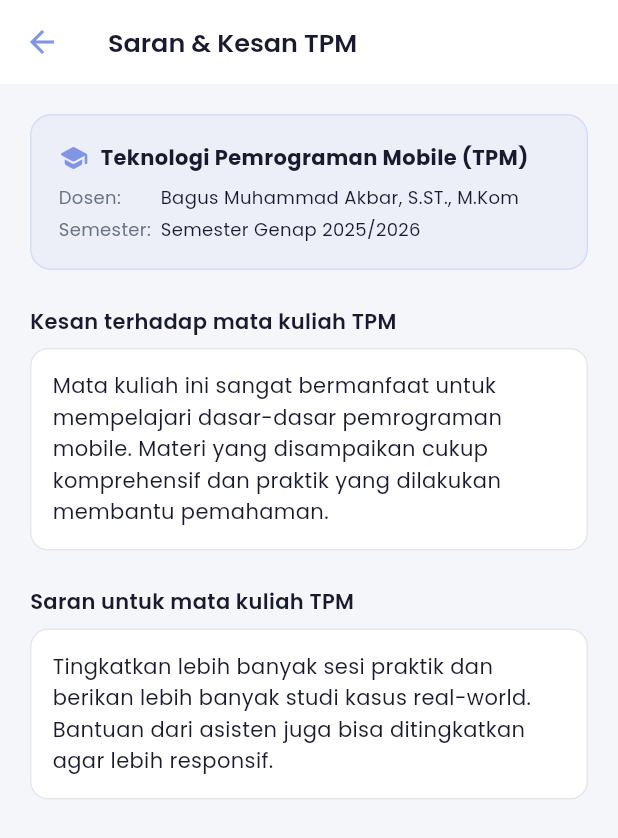
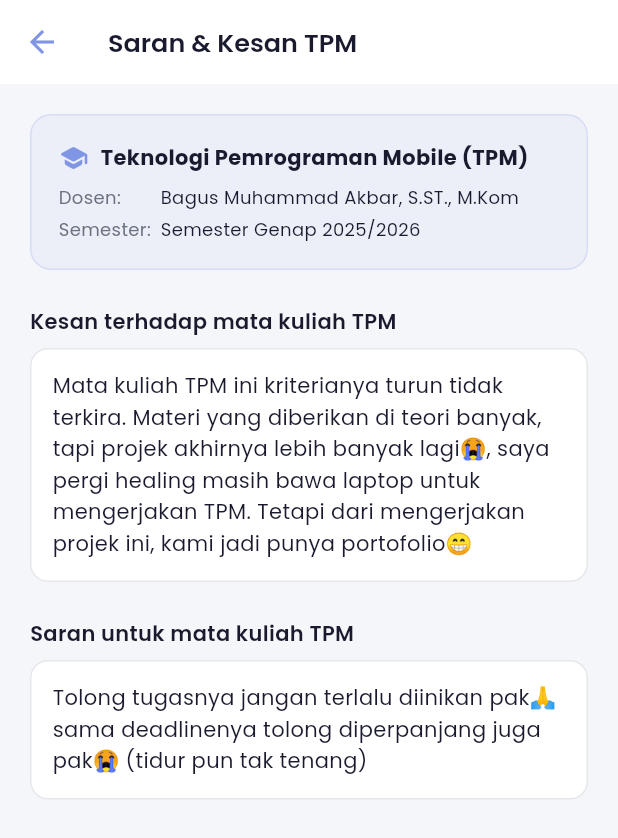
Before and after one commit to Maan-py/Kostify, a Flutter app: the SaranKesanScreen screen opened by its route, on a phone screen of 412 x 824 dp. Shown: the top 838 px of the screen. Run offline on Flutter 3.47's test engine with Material 3 defaults, Android fonts, the phone set to English and light mode, and no system bars; our stand-ins replace camera, connectivity_plus, flutter_dotenv, flutter_image_compress, flutter_local_notifications, flutter_map and 8 more; missing offline and left inert: bcrypt, google_mlkit_text_recognition; accounts and stored records are empty.

Commit message:
update kesan pesan

```diff
--- a/lib/views/shared/saran_kesan_screen.dart
+++ b/lib/views/shared/saran_kesan_screen.dart
@@ -13,14 +13,13 @@ class _SaranKesanScreenState extends State<SaranKesanScreen> {
   // Data hardcoded mata kuliah TPM
   static const _mataKuliah = 'Teknologi Pemrograman Mobile (TPM)';
   static const _dosen =
-      'Bagus Muhammad Akbar, S.ST., M.Kom'; // Ganti sesuai dosen asli
+      'Bagus Muhammad Akbar, S.ST., M.Kom';
   static const _semester = 'Semester Genap 2025/2026';
 
-  // Pesan kesan dan saran yang statis (hard-coded)
   static const _kesanStatis =
-      'Mata kuliah ini sangat bermanfaat untuk mempelajari dasar-dasar pemrograman mobile. Materi yang disampaikan cukup komprehensif dan praktik yang dilakukan membantu pemahaman.';
+      'Mata kuliah TPM ini kriterianya turun tidak terkira. Materi yang diberikan di teori banyak, tapi projek akhirnya lebih banyak lagi😭, saya pergi healing masih bawa laptop untuk mengerjakan TPM. Tetapi dari mengerjakan projek ini, kami jadi punya portofolio😁';
   static const _saranStatis =
-      'Tingkatkan lebih banyak sesi praktik dan berikan lebih banyak studi kasus real-world. Bantuan dari asisten juga bisa ditingkatkan agar lebih responsif.';
+      'Tolong tugasnya jangan terlalu diinikan pak🙏 sama deadlinenya tolong diperpanjang juga pak😭 (tidur pun tak tenang)';
 
   @override
   Widget build(BuildContext context) {
```
